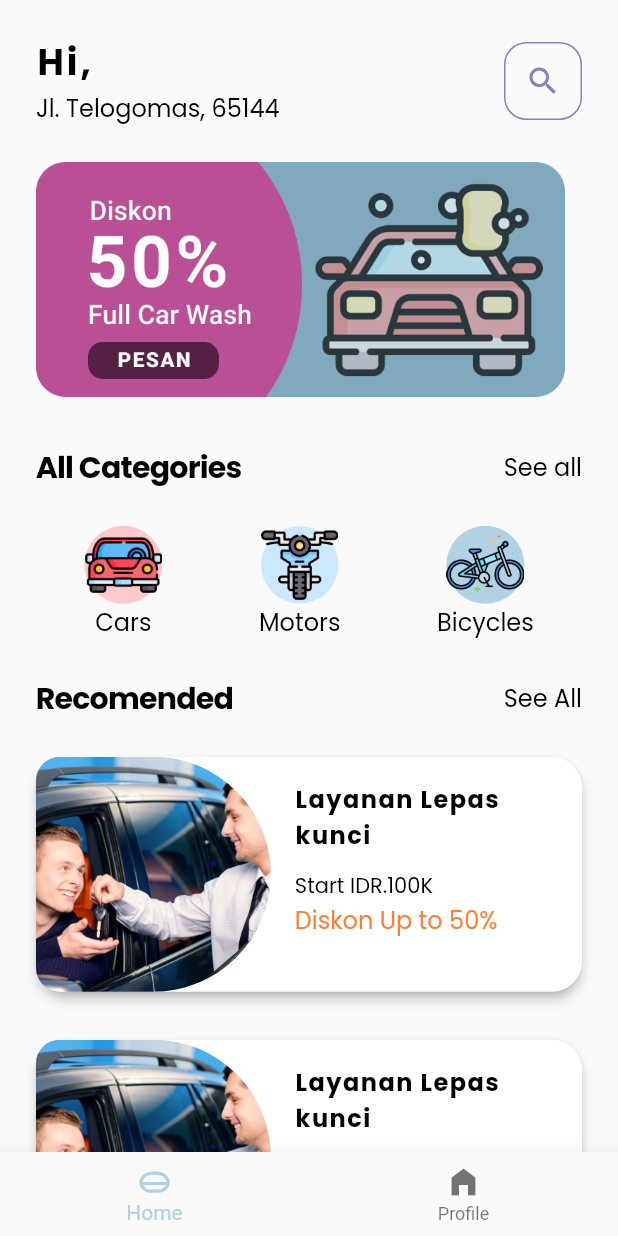
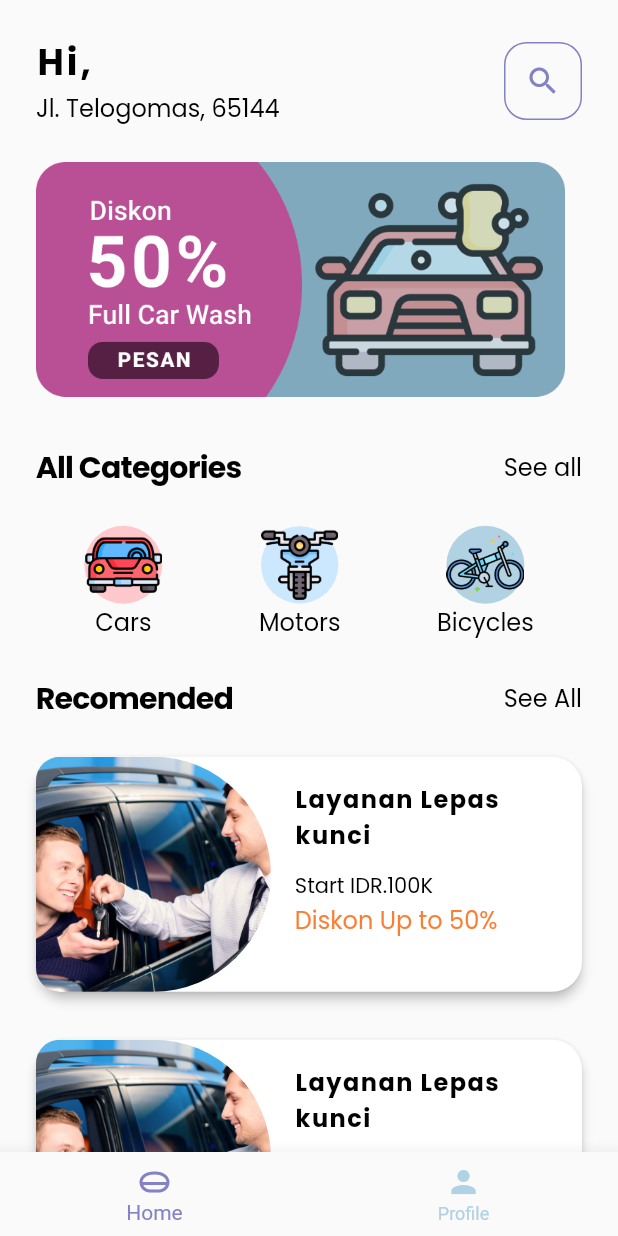
Before and after one commit to muhammadgimnastiar/rental_santuy, a Flutter app: the MainPage screen opened by its route, on a phone screen of 412 x 824 dp. Run offline on Flutter 3.47's test engine with Material 2 defaults, Android fonts, the phone set to English and light mode, and no system bars; our stand-ins replace google_fonts, modal_bottom_sheet, shared_preferences; accounts and stored records are empty.

Commit message:
Update value variable

```diff
--- a/lib/main.dart
+++ b/lib/main.dart
@@ -1,4 +1,5 @@
 import 'package:flutter/material.dart';
+import 'package:rental_santuy/data/current_user.dart';
 import 'package:rental_santuy/data/keys.dart';
 import 'package:rental_santuy/screen/bicycles.dart';
 import 'package:rental_santuy/screen/cars.dart';
@@ -15,7 +16,8 @@ Future<void> main() async {
 
 class MyApp extends StatelessWidget {
   final SharedPreferences sharedPrefs;
-  const MyApp(this.sharedPrefs, {Key? key}) : super(key: key);
+  MyApp(this.sharedPrefs, {Key? key}) : super(key: key);
+  late CurrentUser user = CurrentUser(sharedPrefs);
 
   // This widget is the root of your application.
   @override
--- a/lib/screen/homepage.dart
+++ b/lib/screen/homepage.dart
@@ -1,55 +1,32 @@
 import 'package:flutter/material.dart';
-import 'package:rental_santuy/data/keys.dart';
-import 'package:rental_santuy/screen/login.dart';
+import 'package:rental_santuy/data/current_user.dart';
 import 'package:rental_santuy/style/colors.dart';
 import 'package:rental_santuy/style/text.dart';
 import 'package:rental_santuy/widget/Icon.dart';
-import 'package:rental_santuy/widget/custom_paint.dart';
 import 'package:shared_preferences/shared_preferences.dart';
+import 'package:rental_santuy/screen/mainpage.dart' as user;
 
 class HomePage extends StatefulWidget {
   final SharedPreferences sharedPrefs;
-  const HomePage(
+  HomePage(
     this.sharedPrefs, {
     Key? key,
   }) : super(key: key);
+  late CurrentUser user = CurrentUser(sharedPrefs);
 
   @override
   State<HomePage> createState() => _HomePageState();
 }
 
 class _HomePageState extends State<HomePage> {
-  String nama = "";
-  String nim = "";
-  String username = "";
-  String firstnama = "";
-
-  void getNamaFromLocal() async {
-    nama = widget.sharedPrefs.getString(Keys.nama) ?? Login.nama;
-    nim = widget.sharedPrefs.getString(Keys.nim) ?? Login.nim;
-    username = widget.sharedPrefs.getString(Keys.username) ?? Login.username;
-
-    setState(() {});
-  }
-
-  String getFirstWord(String inputString) {
-    List<String> wordList = inputString.split(" ");
-    if (wordList.isNotEmpty) {
-      return wordList[wordList.length - 1];
-    } else {
-      return ' ';
-    }
-  }
-
   @override
   void initState() {
-    getNamaFromLocal();
+    widget.user.getDataFromLocal();
     super.initState();
   }
 
   @override
   Widget build(BuildContext context) {
-    firstnama = getFirstWord(nama);
     double width = MediaQuery.of(context).size.width;
     return SafeArea(
       child: SingleChildScrollView(
@@ -65,7 +42,7 @@ class _HomePageState extends State<HomePage> {
                     crossAxisAlignment: CrossAxisAlignment.start,
                     children: [
                       TextLargeBold(
-                        "Hi, $nama",
+                        "Hi, ${widget.user.nama}",
                         size: 24,
                         spacing: 2,
                       ),
--- a/lib/screen/mainpage.dart
+++ b/lib/screen/mainpage.dart
@@ -1,12 +1,15 @@
 import 'package:flutter/material.dart';
+import 'package:rental_santuy/data/current_user.dart';
+import 'package:rental_santuy/screen/bicycles.dart';
 import 'package:rental_santuy/screen/homepage.dart';
+import 'package:rental_santuy/screen/profile.dart';
 import 'package:rental_santuy/style/colors.dart';
 import 'package:shared_preferences/shared_preferences.dart';
 
 class MainPage extends StatefulWidget {
   final SharedPreferences sharedPrefs;
-  const MainPage(this.sharedPrefs, {Key? key}) : super(key: key);
-
+  MainPage(this.sharedPrefs, {Key? key}) : super(key: key);
+  late CurrentUser current = CurrentUser(sharedPrefs);
   @override
   State<MainPage> createState() => _MainPageState();
 }
@@ -19,21 +22,27 @@ class _MainPageState extends State<MainPage> {
     });
   }
 
-  List<String> screeen = ["/home", "/Transaksi", "/Profile"];
+  late List<Widget> screeen = [
+    HomePage(widget.sharedPrefs),
+    Profile(widget.sharedPrefs)
+  ];
 
   @override
   Widget build(BuildContext context) {
     return Scaffold(
-      body: HomePage(widget.sharedPrefs),
+      body: screeen[_selectedIndex],
       bottomNavigationBar: BottomNavigationBar(
           elevation: 10,
           onTap: _setScreen,
           currentIndex: _selectedIndex,
-          selectedItemColor: MyColors.blueSoft2,
+          selectedItemColor: MyColors.greySld,
+          unselectedItemColor: MyColors.blueSoft2,
           items: const [
-            BottomNavigationBarItem(icon: Icon(Icons.home_mini), label: "Home"),
             BottomNavigationBarItem(
-                icon: Icon(Icons.home_filled), label: "Profile"),
+              icon: Icon(Icons.home_mini),
+              label: "Home",
+            ),
+            BottomNavigationBarItem(icon: Icon(Icons.person), label: "Profile"),
           ]),
     );
   }
--- a/lib/style/text.dart
+++ b/lib/style/text.dart
@@ -20,16 +20,19 @@ class Header extends StatelessWidget {
 }
 
 class TextLarge extends StatelessWidget {
-  const TextLarge(this.text, {this.color = Colors.black, Key? key})
+  const TextLarge(this.text,
+      {this.color = Colors.black, this.maxLines = 1, Key? key})
       : super(key: key);
 
   final String text;
   final Color color;
+  final int maxLines;
 
   @override
   Widget build(BuildContext context) {
     return Text(
       text,
+      maxLines: maxLines,
       style: GoogleFonts.poppins(
         color: color,
         fontSize: 20,
```
Also changed, not shown: lib/data/cars_data.dart (deleted, +0 -34 lines).
